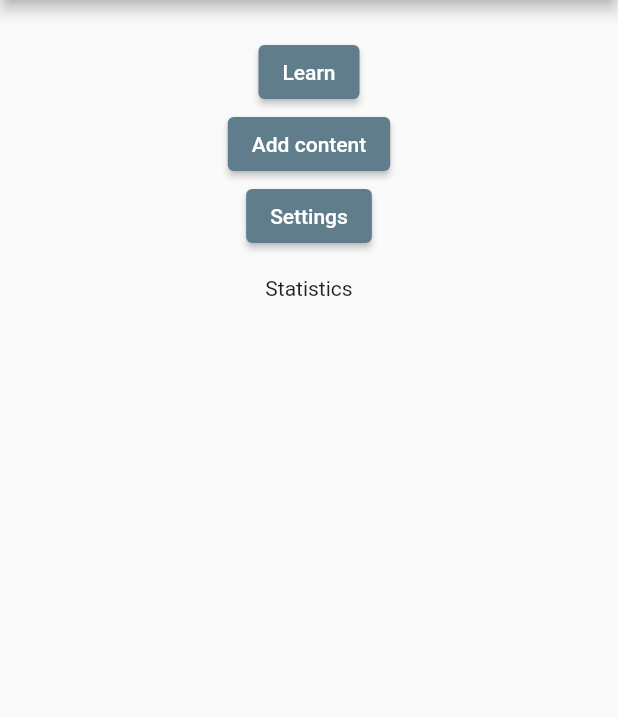
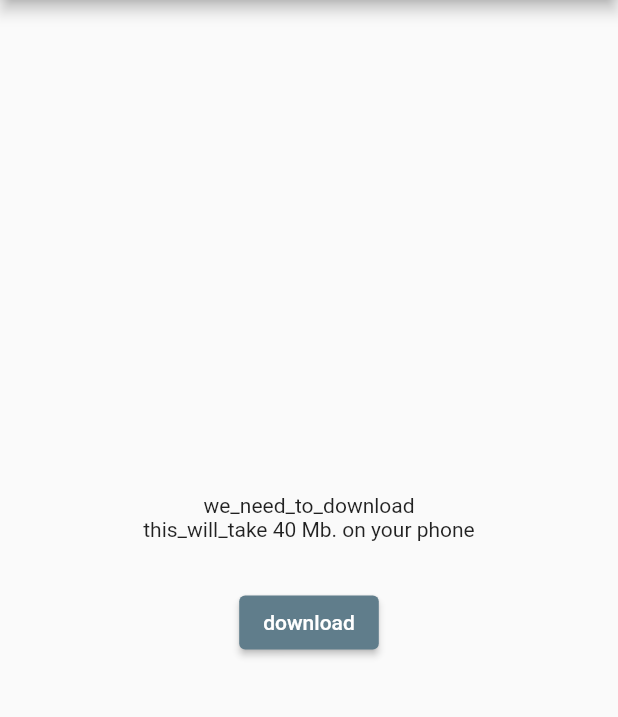
Before and after one commit to kutovenko/woby, a Flutter app: the screen it shows after launch, on a phone screen of 412 x 824 dp, the part 84-801 px from its top. Run offline on Flutter 3.47's test engine with Material 2 defaults, Android fonts, the phone set to English and light mode, and no system bars; our stand-ins replace dio, easy_localization, flutter_riverpod, freezed_annotation, get_it, shared_preferences.

Commit message:
Download feature added

```diff
--- a/lib/core/constant/app_constants.dart
+++ b/lib/core/constant/app_constants.dart
@@ -1,4 +1,5 @@
 class AppConstants {
   static const String appName = 'Woby';
-
+  static const String engModelUrl =
+      'https://alphacephei.com/vosk/models/vosk-model-small-en-us-0.15.zip';
 }
--- /dev/null
+++ b/lib/core/constant/enums.dart
@@ -0,0 +1 @@
+enum SplashStates { dashboard, download }
--- a/lib/core/locator.dart
+++ b/lib/core/locator.dart
@@ -5,7 +5,5 @@ import 'network/dio_provider.dart';
 final GetIt locator = GetIt.instance;
 
 void setupLocator() {
-  locator.reset();
-
   locator.registerLazySingleton<DioProvider>(() => DioProvider()..configureDio());
 }
--- /dev/null
+++ b/lib/core/repository/download_repository.dart
@@ -0,0 +1,7 @@
+import 'package:dio/dio.dart';
+
+class DownloadRepository {
+  final Dio _client;
+
+  DownloadRepository(this._client);
+}
--- /dev/null
+++ b/lib/feature/download/download_screen.dart
@@ -0,0 +1,90 @@
+import 'package:easy_localization/easy_localization.dart';
+import 'package:flutter/material.dart';
+import 'package:flutter_riverpod/flutter_riverpod.dart';
+import 'package:woby/feature/dashboard/dashboard_screen.dart';
+import 'package:woby/feature/download/state/download_provider.dart';
+
+class DownloadScreen extends ConsumerWidget {
+  const DownloadScreen({Key? key}) : super(key: key);
+
+  @override
+  Widget build(BuildContext context, WidgetRef ref) {
+    final bool isLoading = ref.watch(downloadProvider).isLoading;
+    final double progress = ref.watch(downloadProvider).percentCompleted;
+    final bool completed = ref.watch(downloadProvider).completed;
+
+    return isLoading
+        ? Center(
+            child: Column(
+              mainAxisSize: MainAxisSize.min,
+              children: [
+                SizedBox(
+                  width: 100,
+                  height: 100,
+                  child: CircularProgressIndicator(
+                    // color: Colors.grey,
+                    // valueColor: const AlwaysStoppedAnimation<Color>(Colors.blue),
+                    strokeWidth: 6.0,
+                    value: progress,
+                  ),
+                ),
+                const SizedBox(
+                  height: 20.0,
+                ),
+                Text('${(progress * 100).toStringAsFixed(0)} % completed'),
+                const SizedBox(
+                  height: 20.0,
+                ),
+                ElevatedButton(
+                    onPressed: completed
+                        ? () => Navigator.pushAndRemoveUntil(
+                            context,
+                            MaterialPageRoute(builder: (context) => const DashboardScreen()),
+                            (route) => false)
+                        : null,
+                    child: Text('continue'.tr()))
+              ],
+            ),
+          )
+        : Center(
+            child: Column(
+              crossAxisAlignment: CrossAxisAlignment.center,
+              mainAxisSize: MainAxisSize.min,
+              children: [
+                Text('we_need_to_download'.tr()),
+                const Text('this_will_take 40 Mb. on your phone'),
+                const SizedBox(
+                  height: 30,
+                ),
+                ElevatedButton(
+                    onPressed: () => ref.read(downloadProvider.notifier).downloadLangModel(),
+                    child: Text('download'.tr()))
+              ],
+            ),
+          );
+  }
+}
+
+class DownloadProgressWidget extends StatelessWidget {
+  const DownloadProgressWidget(
+      {required this.finalAction, required this.total, required this.progress, Key? key})
+      : super(key: key);
+
+  final int progress;
+  final int total;
+  final Function finalAction;
+
+  @override
+  Widget build(BuildContext context) {
+    return Center(
+      child: SizedBox(
+        width: 100,
+        height: 100,
+        child: CircularProgressIndicator(
+          strokeWidth: 20,
+          value: double.parse(progress.toString()),
+        ),
+      ),
+    );
+  }
+}
--- /dev/null
+++ b/lib/feature/splash/start_screen.dart
@@ -0,0 +1,36 @@
+import 'package:flutter/material.dart';
+import 'package:flutter_riverpod/flutter_riverpod.dart';
+import 'package:woby/core/constant/app_constants.dart';
+import 'package:woby/core/constant/enums.dart';
+import 'package:woby/feature/dashboard/dashboard_screen.dart';
+import 'package:woby/feature/download/download_screen.dart';
+import 'package:woby/feature/splash/state/splash_provider.dart';
+
+class StartScreen extends ConsumerWidget {
+  const StartScreen({Key? key}) : super(key: key);
+
+  @override
+  Widget build(BuildContext context, WidgetRef ref) {
+    final SplashStates mode = ref.watch(splashProvider).splashState;
+    final bool isLoading = ref.watch(splashProvider).isLoading;
+    print('mode: $mode -- isLoading: $isLoading');
+
+    Widget chooseMode() {
+      if (isLoading) {
+        return const Center(
+          child: CircularProgressIndicator(),
+        );
+      } else {
+        return mode == SplashStates.download ? const DownloadScreen() : const DashboardScreen();
+      }
+    }
+
+    return SafeArea(
+        child: Scaffold(
+      appBar: AppBar(
+        title: const Text(AppConstants.appName),
+      ),
+      body: chooseMode(),
+    ));
+  }
+}
--- /dev/null
+++ b/lib/feature/splash/state/splash_provider.dart
@@ -0,0 +1,24 @@
+import 'package:flutter_riverpod/flutter_riverpod.dart';
+import 'package:shared_preferences/shared_preferences.dart';
+import 'package:woby/core/constant/enums.dart';
+
+import 'splash_state.dart';
+
+final splashProvider =
+    StateNotifierProvider<SplashNotifier, SplashState>((ref) => SplashNotifier());
+
+class SplashNotifier extends StateNotifier<SplashState> {
+  SplashNotifier() : super(const SplashState());
+
+  setUserFlow() async {
+    state = state.copyWith(isLoading: true);
+    final prefs = await SharedPreferences.getInstance();
+    final bool? notFirstStart = prefs.getBool('notFirstStart');
+
+    if (notFirstStart != null && notFirstStart) {
+      state = state.copyWith(isLoading: false, splashState: SplashStates.dashboard);
+    } else {
+      state = state.copyWith(isLoading: false, splashState: SplashStates.download);
+    }
+  }
+}
--- a/lib/main.dart
+++ b/lib/main.dart
@@ -1,13 +1,13 @@
 import 'package:easy_localization/easy_localization.dart';
 import 'package:flutter/material.dart';
 import 'package:flutter_riverpod/flutter_riverpod.dart';
-import 'package:woby/core/constant/app_constants.dart';
-import 'package:woby/feature/dashboard/dashboard_screen.dart';
+import 'package:woby/core/locator.dart';
+import 'package:woby/feature/splash/start_screen.dart';
 
 void main() async {
   WidgetsFlutterBinding.ensureInitialized();
   await EasyLocalization.ensureInitialized();
-  // setupLocator();
+  setupLocator();
   runApp(EasyLocalization(
       path: 'assets/translations',
       supportedLocales: const [Locale('en', 'US'), Locale('ru', 'RU')],
@@ -21,14 +21,13 @@ class WobyApp extends StatelessWidget {
   @override
   Widget build(BuildContext context) {
     return MaterialApp(
-      title: AppConstants.appName,
       localizationsDelegates: context.localizationDelegates,
       supportedLocales: context.supportedLocales,
       locale: context.locale,
       theme: ThemeData(
         primarySwatch: Colors.blueGrey,
       ),
-      home: const DashboardScreen(),
+      home: const StartScreen(),
     );
   }
 }
```
Also changed, not shown: lib/feature/collection/view_collection_screen.dart (added, +10 -0 lines), lib/feature/dashboard/dashboard_screen.dart (+9 -1 lines), lib/feature/download/state/download_provider.dart (added, +55 -0 lines), lib/feature/download/state/download_state.dart (added, +13 -0 lines), lib/feature/onboard/onboard_screen.dart (+12 -1 lines), lib/feature/splash/state/splash_state.dart (added, +13 -0 lines), pubspec.yaml (+11 -2 lines), lib/feature/collection/collections_screen.dart (added), lib/feature/download/state/download_state.freezed.dart (added), lib/feature/splash/state/splash_state.freezed.dart (added), pubspec.lock, 2 other files.
